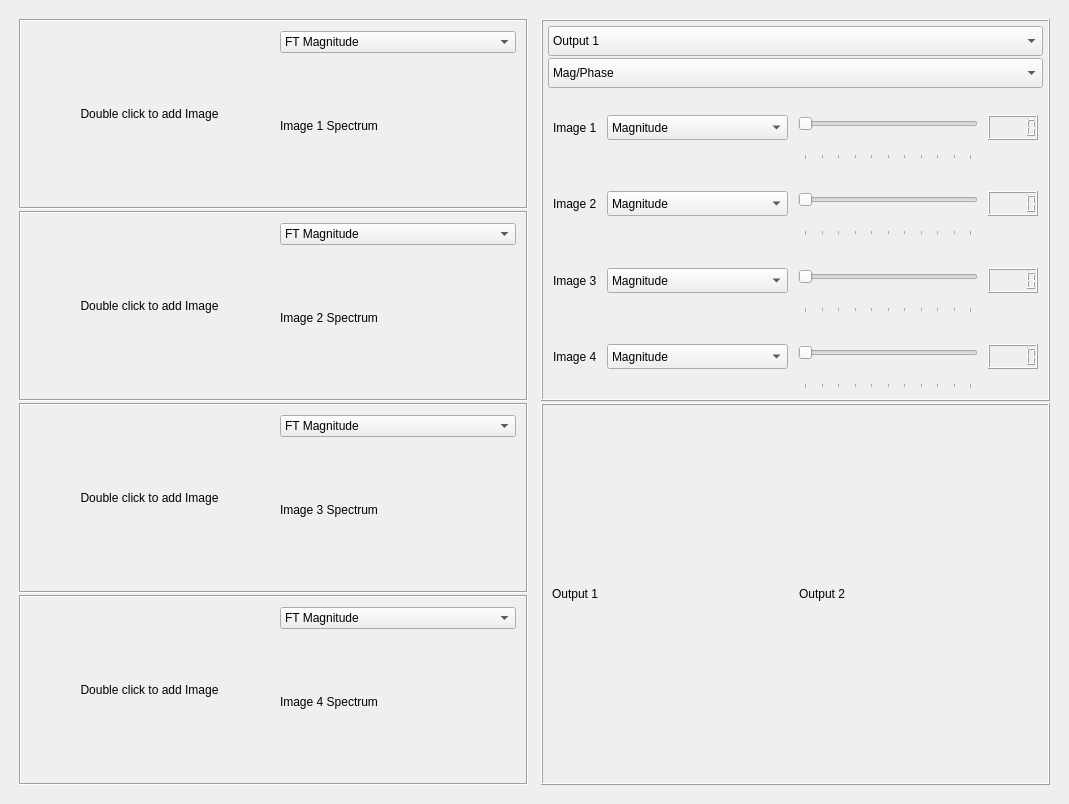
Above: task4.ui from OmarAtef0/Fourier-Transform-Mixer before the change. Below: the same form after it.
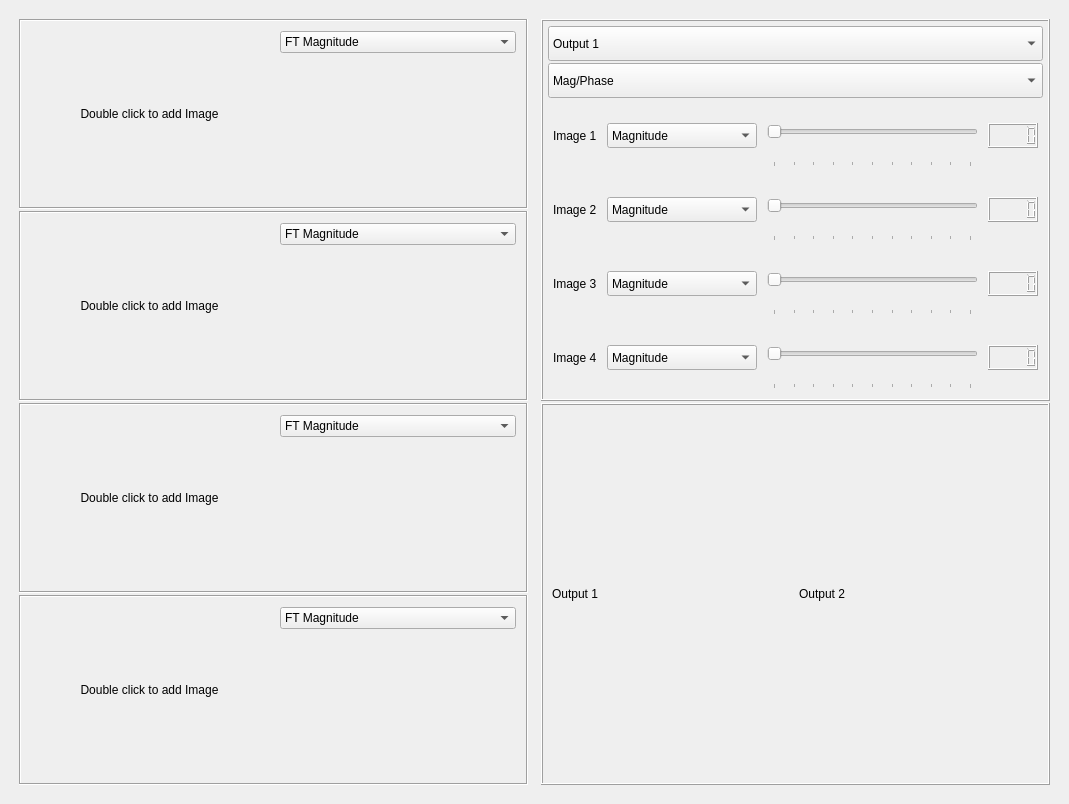
That is the form after the change. Custom widgets are drawn as their Qt base class.

Patch:
```diff
--- a/task4.ui
+++ b/task4.ui
@@ -196,20 +196,7 @@
                  </widget>
                 </item>
                 <item>
-                 <widget class="QLabel" name="label_2">
-                  <property name="sizePolicy">
-                   <sizepolicy hsizetype="Expanding" vsizetype="Expanding">
-                    <horstretch>0</horstretch>
-                    <verstretch>0</verstretch>
-                   </sizepolicy>
-                  </property>
-                  <property name="styleSheet">
-                   <string notr="true"/>
-                  </property>
-                  <property name="text">
-                   <string>Image 1 Spectrum </string>
-                  </property>
-                 </widget>
+                 <widget class="GraphicsLayoutWidget" name="spectrum_1" native="true"/>
                 </item>
                </layout>
               </widget>
@@ -322,20 +309,7 @@
                  </widget>
                 </item>
                 <item>
-                 <widget class="QLabel" name="label_4">
-                  <property name="sizePolicy">
-                   <sizepolicy hsizetype="Expanding" vsizetype="Expanding">
-                    <horstretch>0</horstretch>
-                    <verstretch>0</verstretch>
-                   </sizepolicy>
-                  </property>
-                  <property name="styleSheet">
-                   <string notr="true"/>
-                  </property>
-                  <property name="text">
-                   <string>Image 2 Spectrum</string>
-                  </property>
-                 </widget>
+                 <widget class="GraphicsLayoutWidget" name="spectrum_2" native="true"/>
                 </item>
                </layout>
               </widget>
@@ -448,20 +422,7 @@
                  </widget>
                 </item>
                 <item>
-                 <widget class="QLabel" name="label_6">
-                  <property name="sizePolicy">
-                   <sizepolicy hsizetype="Expanding" vsizetype="Expanding">
-                    <horstretch>0</horstretch>
-                    <verstretch>0</verstretch>
-                   </sizepolicy>
-                  </property>
-                  <property name="styleSheet">
-                   <string notr="true"/>
-                  </property>
-                  <property name="text">
-                   <string>Image 3 Spectrum</string>
-                  </property>
-                 </widget>
+                 <widget class="GraphicsLayoutWidget" name="spectrum_3" native="true"/>
                 </item>
                </layout>
               </widget>
@@ -574,20 +535,7 @@
                  </widget>
                 </item>
                 <item>
-                 <widget class="QLabel" name="label_8">
-                  <property name="sizePolicy">
-                   <sizepolicy hsizetype="Expanding" vsizetype="Expanding">
-                    <horstretch>0</horstretch>
-                    <verstretch>0</verstretch>
-                   </sizepolicy>
-                  </property>
-                  <property name="styleSheet">
-                   <string notr="true"/>
-                  </property>
-                  <property name="text">
-                   <string>Image 4 Spectrum</string>
-                  </property>
-                 </widget>
+                 <widget class="GraphicsLayoutWidget" name="spectrum_4" native="true"/>
                 </item>
                </layout>
               </widget>
@@ -669,7 +617,7 @@
                <property name="minimumSize">
                 <size>
                  <width>0</width>
-                 <height>30</height>
+                 <height>35</height>
                 </size>
                </property>
                <item>
@@ -695,7 +643,7 @@
                <property name="minimumSize">
                 <size>
                  <width>0</width>
-                 <height>30</height>
+                 <height>35</height>
                 </size>
                </property>
                <item>
@@ -764,6 +712,12 @@
                     <height>25</height>
                    </size>
                   </property>
+                  <property name="maximumSize">
+                   <size>
+                    <width>150</width>
+                    <height>16777215</height>
+                   </size>
+                  </property>
                   <item>
                    <property name="text">
                     <string>Magnitude</string>
@@ -838,6 +792,7 @@
                   </property>
                   <property name="font">
                    <font>
+                    <weight>75</weight>
                     <bold>true</bold>
                    </font>
                   </property>
@@ -900,6 +855,12 @@
                     <height>25</height>
                    </size>
                   </property>
+                  <property name="maximumSize">
+                   <size>
+                    <width>150</width>
+                    <height>16777215</height>
+                   </size>
+                  </property>
                   <item>
                    <property name="text">
                     <string>Magnitude</string>
@@ -971,6 +932,7 @@
                   </property>
                   <property name="font">
                    <font>
+                    <weight>75</weight>
                     <bold>true</bold>
                    </font>
                   </property>
@@ -1033,6 +995,12 @@
                     <height>25</height>
                    </size>
                   </property>
+                  <property name="maximumSize">
+                   <size>
+                    <width>150</width>
+                    <height>16777215</height>
+                   </size>
+                  </property>
                   <item>
                    <property name="text">
                     <string>Magnitude</string>
@@ -1104,6 +1072,7 @@
                   </property>
                   <property name="font">
                    <font>
+                    <weight>75</weight>
                     <bold>true</bold>
                    </font>
                   </property>
@@ -1166,6 +1135,12 @@
                     <height>25</height>
                    </size>
                   </property>
+                  <property name="maximumSize">
+                   <size>
+                    <width>150</width>
+                    <height>16777215</height>
+                   </size>
+                  </property>
                   <item>
                    <property name="text">
                     <string>Magnitude</string>
@@ -1237,6 +1212,7 @@
                   </property>
                   <property name="font">
                    <font>
+                    <weight>75</weight>
                     <bold>true</bold>
                    </font>
                   </property>
@@ -1389,6 +1365,14 @@
    </property>
   </action>
  </widget>
+ <customwidgets>
+  <customwidget>
+   <class>GraphicsLayoutWidget</class>
+   <extends>QWidget</extends>
+   <header>pyqtgraph</header>
+   <container>1</container>
+  </customwidget>
+ </customwidgets>
  <resources/>
  <connections/>
 </ui>
```
